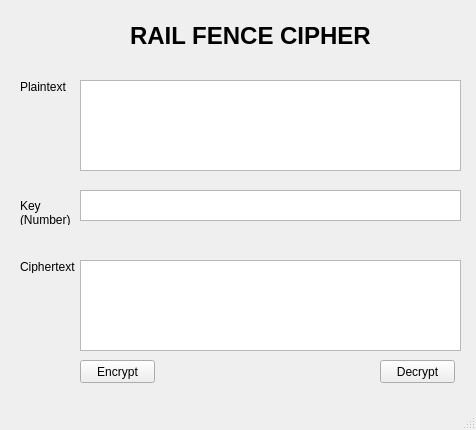
The window that Lab-03/IU/railfence.ui (Camloc123/bmtt-nc-hutech-2380601263) describes before a commit, drawn with Qt 5.
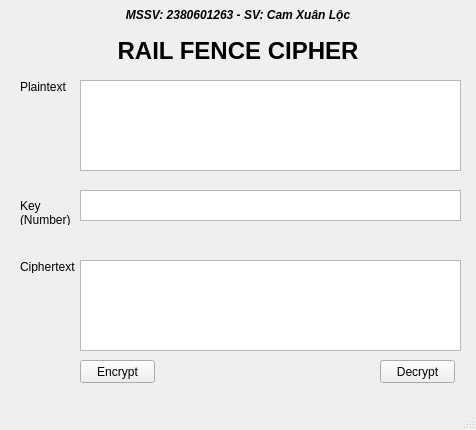
The same window after the commit.

The edit to the form file:
```diff
--- a/Lab-03/IU/railfence.ui
+++ b/Lab-03/IU/railfence.ui
@@ -14,11 +14,34 @@
    <string>Rail Fence Cipher Tool</string>
   </property>
   <widget class="QWidget" name="centralwidget">
+   <widget class="QLabel" name="lbl_student_info">
+    <property name="geometry">
+     <rect>
+      <x>0</x>
+      <y>5</y>
+      <width>476</width>
+      <height>20</height>
+     </rect>
+    </property>
+    <property name="font">
+     <font>
+      <italic>true</italic>
+      <weight>75</weight>
+      <bold>true</bold>
+     </font>
+    </property>
+    <property name="text">
+     <string>MSSV: 2380601263 - SV: Cam Xuân Lộc</string>
+    </property>
+    <property name="alignment">
+     <set>Qt::AlignCenter</set>
+    </property>
+   </widget>
    <widget class="QLabel" name="label">
     <property name="geometry">
      <rect>
-      <x>130</x>
-      <y>20</y>
+      <x>118</x>
+      <y>35</y>
       <width>240</width>
       <height>31</height>
      </rect>
@@ -33,6 +56,9 @@
     <property name="text">
      <string>RAIL FENCE CIPHER</string>
     </property>
+    <property name="alignment">
+     <set>Qt::AlignCenter</set>
+    </property>
    </widget>
    <widget class="QPlainTextEdit" name="txt_plain_text">
     <property name="geometry">
```
Left out of the diff: 5 changed lines with no effect on the pictures.
